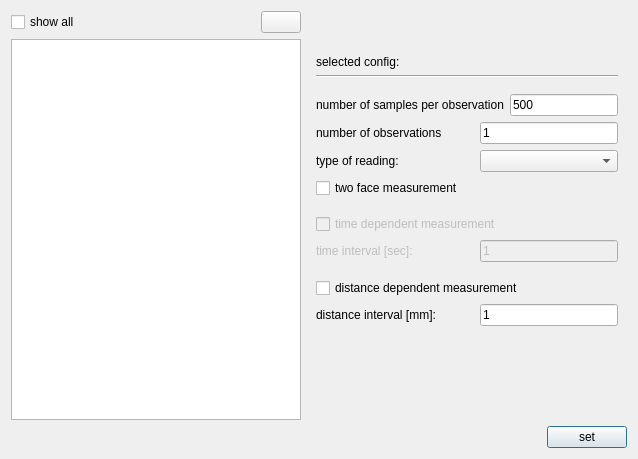
Old version of the form ui/dialogs/measurementconfigurationdialog.ui in the repository OpenIndy/OpenIndy.
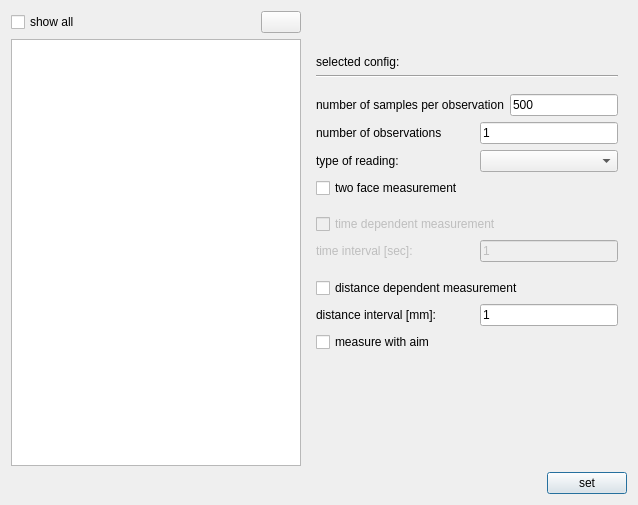
New version of the form. Icons and pictures are not drawn.

Commit message: OI-483: "measure with aim" checkbox

Diff of the .ui file:
```diff
--- a/ui/dialogs/measurementconfigurationdialog.ui
+++ b/ui/dialogs/measurementconfigurationdialog.ui
@@ -7,7 +7,7 @@
     <x>0</x>
     <y>0</y>
     <width>638</width>
-    <height>459</height>
+    <height>505</height>
    </rect>
   </property>
   <property name="minimumSize">
@@ -313,6 +313,13 @@
             </item>
            </layout>
           </item>
+          <item>
+           <widget class="QCheckBox" name="checkBox_measureWithAim">
+            <property name="text">
+             <string>measure with aim</string>
+            </property>
+           </widget>
+          </item>
           <item>
            <spacer name="verticalSpacer_2">
             <property name="orientation">
```
